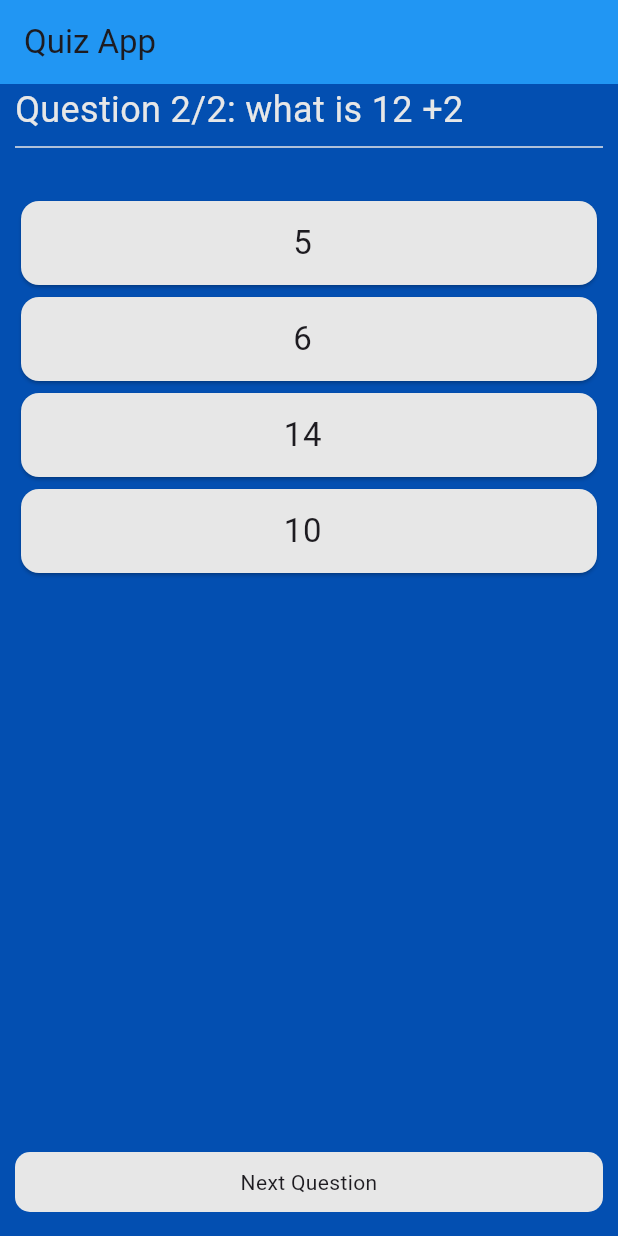
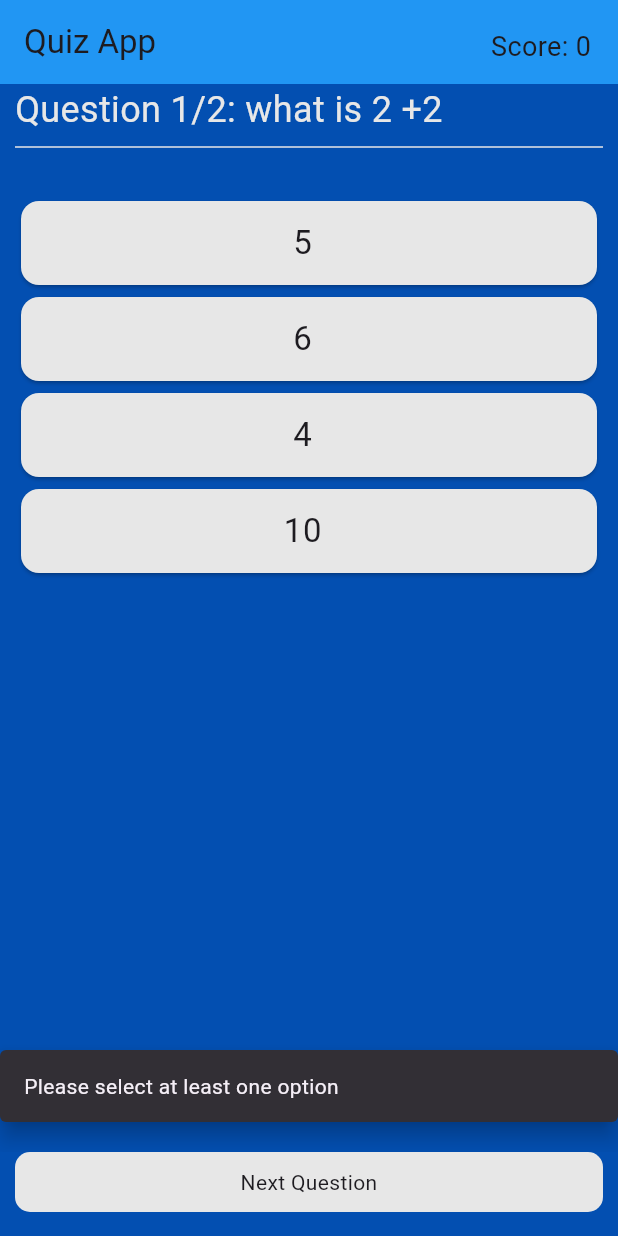
Before and after one commit to kareem358/flashcard_quiz_app, a Flutter app: the screen it shows after launch, after a tap on "Next Question", on a phone screen of 412 x 824 dp. Run offline on Flutter 3.47's test engine with Material 3 defaults, Android fonts, the phone set to English and light mode, and no system bars.

Commit message:
Update home_screen.dart

```diff
--- a/lib/screens/home_screen.dart
+++ b/lib/screens/home_screen.dart
@@ -29,6 +29,8 @@ class _HomeScreenState extends State<HomeScreen> {
 
   //create an index to loop through -questions
   int index=0;
+  // create a score variable
+ int score =0;
   // create a boolean value to check if the user has clicked or not
  bool isPressed= false;
   // create a function to display the next question
@@ -36,10 +38,19 @@ class _HomeScreenState extends State<HomeScreen> {
     if (index== _questions.length-1){
       return;
     } else {
-      setState(() {
-        index++; // after index changing , the app will be rebuild
-        isPressed= false;
-      });
+      if (isPressed) {
+        setState(() {
+          index++; // after index changing , the app will be rebuild
+          isPressed = false;
+        });
+      } else{
+        ScaffoldMessenger.of(context).showSnackBar(
+            const SnackBar(
+              content: Text("Please select at least one option"),
+              behavior: SnackBarBehavior.floating,
+              margin: EdgeInsets.symmetric(vertical: 20.0),)
+        );
+      }
     }
   }
   // create a function for changing color
@@ -57,6 +68,10 @@ class _HomeScreenState extends State<HomeScreen> {
         backgroundColor: Colors.blue,
         shadowColor: Colors.transparent,
         title: Text('Quiz App'),
+        actions: [
+          Padding(padding: const EdgeInsets.all(18.0), child: Text("Score: $score",
+          style: const TextStyle(fontSize: 18.0),),),
+        ],
       ),
       body: Container(
         width: double.infinity,
```
